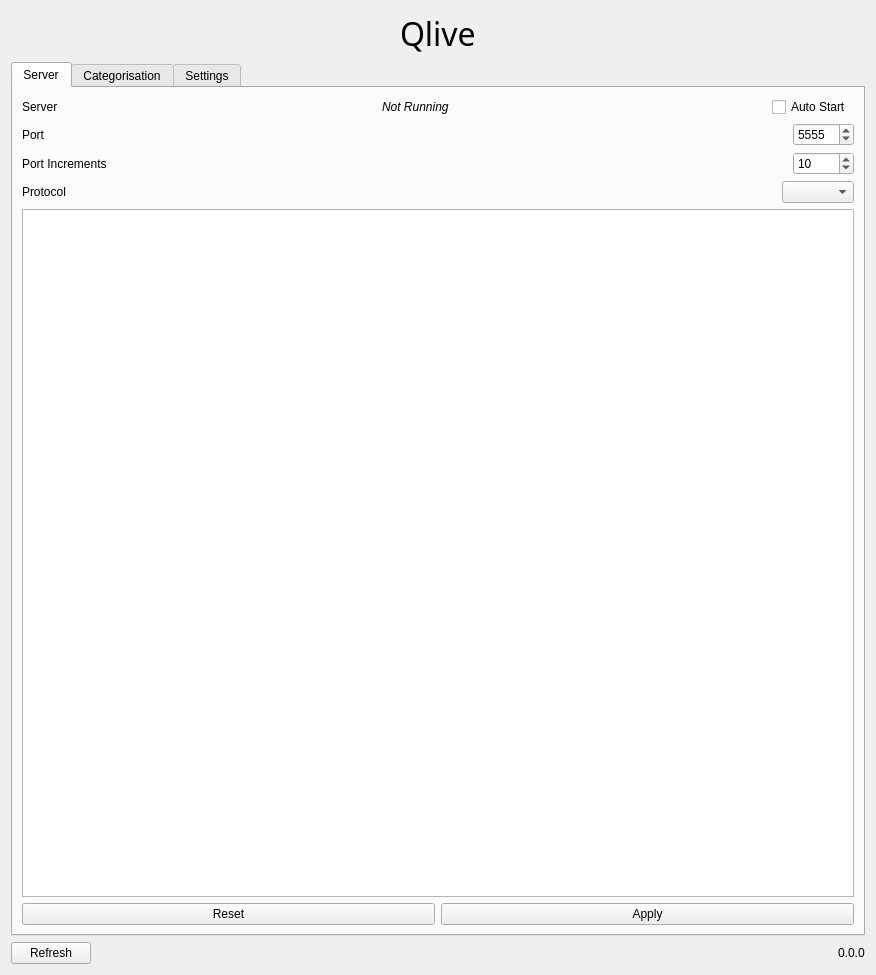
First picture: the form in configuration/options.ui, repository MapsPeople/mi_companion, before the edit.
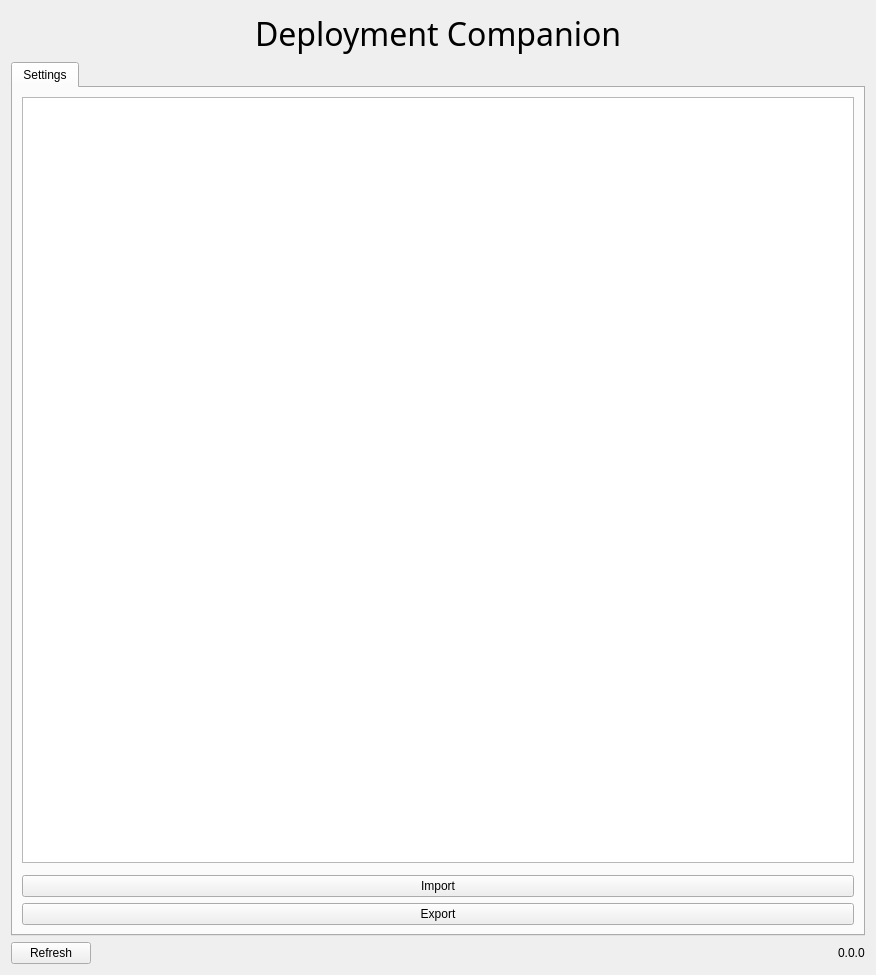
Second picture: the form after the edit. The open tabs and pages were chosen to show the change. Custom widgets are drawn as their Qt base class.

Diff of the .ui file:
```diff
--- a/configuration/options.ui
+++ b/configuration/options.ui
@@ -63,7 +63,7 @@
         </font>
        </property>
        <property name="text">
-        <string>Qlive</string>
+        <string>Deployment Companion</string>
        </property>
       </widget>
      </item>
@@ -100,306 +100,6 @@
      <property name="currentIndex">
       <number>1</number>
      </property>
-     <widget class="QWidget" name="server_tab">
-      <property name="sizePolicy">
-       <sizepolicy hsizetype="Minimum" vsizetype="Minimum">
-        <horstretch>0</horstretch>
-        <verstretch>0</verstretch>
-       </sizepolicy>
-      </property>
-      <attribute name="title">
-       <string>Server</string>
-      </attribute>
-      <layout class="QVBoxLayout" name="verticalLayout_11">
-       <item>
-        <layout class="QHBoxLayout" name="horizontalLayout_9">
-         <item>
-          <widget class="QLabel" name="server_label">
-           <property name="text">
-            <string>Server</string>
-           </property>
-          </widget>
-         </item>
-         <item>
-          <spacer name="horizontalSpacer_6">
-           <property name="orientation">
-            <enum>Qt::Horizontal</enum>
-           </property>
-           <property name="sizeHint" stdset="0">
-            <size>
-             <width>40</width>
-             <height>20</height>
-            </size>
-           </property>
-          </spacer>
-         </item>
-         <item>
-          <widget class="QLabel" name="server_status_label">
-           <property name="font">
-            <font>
-             <italic>true</italic>
-            </font>
-           </property>
-           <property name="text">
-            <string>Not Running</string>
-           </property>
-          </widget>
-         </item>
-         <item>
-          <spacer name="horizontalSpacer_8">
-           <property name="orientation">
-            <enum>Qt::Horizontal</enum>
-           </property>
-           <property name="sizeHint" stdset="0">
-            <size>
-             <width>40</width>
-             <height>20</height>
-            </size>
-           </property>
-          </spacer>
-         </item>
-         <item>
-          <widget class="QCheckBox" name="auto_start_server_check_box">
-           <property name="text">
-            <string>Auto Start </string>
-           </property>
-          </widget>
-         </item>
-        </layout>
-       </item>
-       <item>
-        <layout class="QHBoxLayout" name="horizontalLayout_3">
-         <item>
-          <widget class="QLabel" name="port_label">
-           <property name="text">
-            <string>Port</string>
-           </property>
-          </widget>
-         </item>
-         <item>
-          <spacer name="horizontalSpacer_4">
-           <property name="orientation">
-            <enum>Qt::Horizontal</enum>
-           </property>
-           <property name="sizeHint" stdset="0">
-            <size>
-             <width>40</width>
-             <height>20</height>
-            </size>
-           </property>
-          </spacer>
-         </item>
-         <item>
-          <widget class="QSpinBox" name="port_spin_box">
-           <property name="maximum">
-            <number>99999</number>
-           </property>
-           <property name="value">
-            <number>5555</number>
-           </property>
-          </widget>
-         </item>
-        </layout>
-       </item>
-       <item>
-        <layout class="QHBoxLayout" name="horizontalLayout_12">
-         <item>
-          <widget class="QLabel" name="label_4">
-           <property name="text">
-            <string>Port Increments</string>
-           </property>
-          </widget>
-         </item>
-         <item>
-          <spacer name="horizontalSpacer_7">
-           <property name="orientation">
-            <enum>Qt::Horizontal</enum>
-           </property>
-           <property name="sizeHint" stdset="0">
-            <size>
-             <width>40</width>
-             <height>20</height>
-            </size>
-           </property>
-          </spacer>
-         </item>
-         <item>
-          <widget class="QSpinBox" name="port_increments_spin_box">
-           <property name="maximum">
-            <number>99999</number>
-           </property>
-           <property name="value">
-            <number>10</number>
-           </property>
-          </widget>
-         </item>
-        </layout>
-       </item>
-       <item>
-        <layout class="QHBoxLayout" name="horizontalLayout_4">
-         <item>
-          <widget class="QLabel" name="protocol_label">
-           <property name="text">
-            <string>Protocol</string>
-           </property>
-          </widget>
-         </item>
-         <item>
-          <spacer name="horizontalSpacer_5">
-           <property name="orientation">
-            <enum>Qt::Horizontal</enum>
-           </property>
-           <property name="sizeHint" stdset="0">
-            <size>
-             <width>40</width>
-             <height>20</height>
-            </size>
-           </property>
-          </spacer>
-         </item>
-         <item>
-          <widget class="QComboBox" name="protocol_combo_box"/>
-         </item>
-        </layout>
-       </item>
-       <item>
-        <widget class="QTextBrowser" name="textBrowser"/>
-       </item>
-       <item>
-        <layout class="QHBoxLayout" name="horizontalLayout_7">
-         <item>
-          <widget class="QPushButton" name="server_reset_button">
-           <property name="text">
-            <string>Reset</string>
-           </property>
-          </widget>
-         </item>
-         <item>
-          <widget class="QPushButton" name="server_apply_button">
-           <property name="text">
-            <string>Apply</string>
-           </property>
-          </widget>
-         </item>
-        </layout>
-       </item>
-      </layout>
-     </widget>
-     <widget class="QWidget" name="categorisation_tab">
-      <property name="sizePolicy">
-       <sizepolicy hsizetype="MinimumExpanding" vsizetype="MinimumExpanding">
-        <horstretch>0</horstretch>
-        <verstretch>0</verstretch>
-       </sizepolicy>
-      </property>
-      <attribute name="title">
-       <string>Categorisation</string>
-      </attribute>
-      <layout class="QHBoxLayout" name="horizontalLayout_5" stretch="0">
-       <item>
-        <layout class="QVBoxLayout" name="verticalLayout_2" stretch="0,0,0,0,0">
-         <item>
-          <layout class="QHBoxLayout" name="horizontalLayout_10">
-           <item>
-            <widget class="QLabel" name="label_2">
-             <property name="text">
-              <string>Field dropdown</string>
-             </property>
-            </widget>
-           </item>
-           <item>
-            <layout class="QVBoxLayout" name="verticalLayout_3">
-             <item>
-              <widget class="QCheckBox" name="warn_non_existent_field_check_box">
-               <property name="text">
-                <string>Warn on non-existent field</string>
-               </property>
-               <property name="checked">
-                <bool>true</bool>
-               </property>
-              </widget>
-             </item>
-             <item>
-              <widget class="QCheckBox" name="field_population_check_box">
-               <property name="text">
-                <string>Populate from layer</string>
-               </property>
-              </widget>
-             </item>
-            </layout>
-           </item>
-          </layout>
-         </item>
-         <item>
-          <widget class="QPlainTextEdit" name="categorisation_text_edit">
-           <property name="sizePolicy">
-            <sizepolicy hsizetype="MinimumExpanding" vsizetype="MinimumExpanding">
-             <horstretch>0</horstretch>
-             <verstretch>0</verstretch>
-            </sizepolicy>
-           </property>
-           <property name="plainText">
-            <string>{}</string>
-           </property>
-          </widget>
-         </item>
-         <item>
-          <layout class="QHBoxLayout" name="horizontalLayout_11">
-           <item>
-            <widget class="QLabel" name="label_3">
-             <property name="text">
-              <string>Random Category Limit</string>
-             </property>
-            </widget>
-           </item>
-           <item>
-            <widget class="QSpinBox" name="category_limit_spin_box"/>
-           </item>
-          </layout>
-         </item>
-         <item>
-          <layout class="QHBoxLayout" name="horizontalLayout_8">
-           <item>
-            <widget class="QLabel" name="label">
-             <property name="text">
-              <string>Indent spaces</string>
-             </property>
-            </widget>
-           </item>
-           <item>
-            <widget class="QSpinBox" name="indent_spin_box">
-             <property name="maximum">
-              <number>10</number>
-             </property>
-             <property name="value">
-              <number>2</number>
-             </property>
-            </widget>
-           </item>
-          </layout>
-         </item>
-         <item>
-          <layout class="QHBoxLayout" name="horizontalLayout_6">
-           <item>
-            <widget class="QPushButton" name="category_reset_button">
-             <property name="text">
-              <string>Reset</string>
-             </property>
-            </widget>
-           </item>
-           <item>
-            <widget class="QPushButton" name="apply_category_mapping_button">
-             <property name="text">
-              <string>Apply</string>
-             </property>
-            </widget>
-           </item>
-          </layout>
-         </item>
-        </layout>
-       </item>
-      </layout>
-     </widget>
      <widget class="QWidget" name="settings_tab">
       <property name="sizePolicy">
        <sizepolicy hsizetype="MinimumExpanding" vsizetype="MinimumExpanding">
```
Left out of the diff: 2 changed lines with no effect on the pictures.
